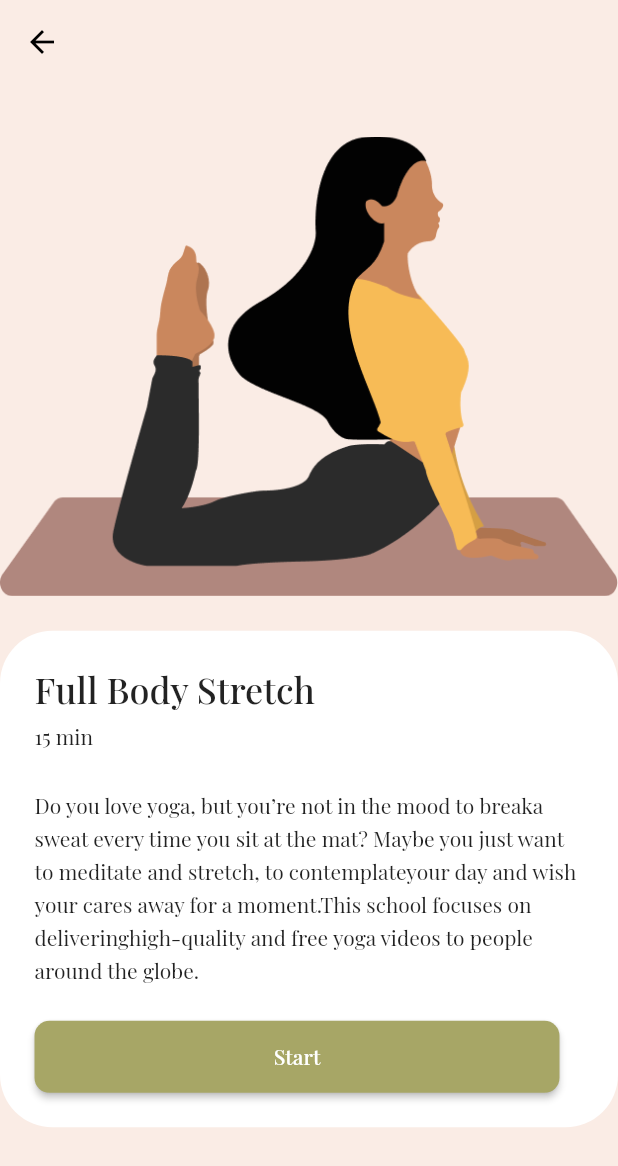
After one commit to eminowam/yoga_app_flutter, a Flutter app: the screen it shows after launch, after a tap on "Yoga Pilates", on a phone screen of 412 x 824 dp. The commit adds this screen. Shown: the top 1166 px of the screen. Run offline on Flutter 3.47's test engine with Material 2 defaults, Android fonts, the light colour scheme and no system bars.

Commit message:
Cards and texts

```diff
--- /dev/null
+++ b/lib/screen/details/detail_page.dart
@@ -0,0 +1,28 @@
+import 'package:flutter/material.dart';
+import 'package:yoga_ui/color/color.dart';
+import 'package:yoga_ui/widget/details/detail_widget.dart';
+
+class DetailsScreen extends StatelessWidget {
+  const DetailsScreen({super.key});
+
+  @override
+  Widget build(BuildContext context) {
+    return Scaffold(
+      appBar:AppBar(
+        iconTheme: const IconThemeData(color: Colors.black),
+        backgroundColor: AppColor.mainScreenColor,
+        elevation: 0,
+      ),
+      backgroundColor: AppColor.mainScreenColor,
+      body: SingleChildScrollView(
+        scrollDirection: Axis.vertical,
+        child: Column(
+          children: [
+            DetailsYoga(),
+            SizedBox()
+          ],
+        ),
+      ),
+    );
+  }
+}
--- a/lib/screen/main/main_page.dart
+++ b/lib/screen/main/main_page.dart
@@ -21,7 +21,7 @@ class HomePage extends StatelessWidget {
             children: [
               TextSearch(),
               SizedBox(height: 32,),
-              CategoriesRow(),
+              CategoriesState(),
               SizedBox(height: 20,),
               YogaCards()
             ],
--- /dev/null
+++ b/lib/widget/details/detail_widget.dart
@@ -0,0 +1,70 @@
+import 'package:flutter/material.dart';
+import 'package:yoga_ui/color/color.dart';
+
+class DetailsYoga extends StatelessWidget {
+  const DetailsYoga({super.key});
+
+  @override
+  Widget build(BuildContext context) {
+    return Padding(
+      padding: const EdgeInsets.only(top: 35),
+      child: Container(
+        child: Column(
+          children: [
+            Image(image: AssetImage('assets/big_yoga.png')),
+            Padding(
+              padding: const EdgeInsets.only(top: 23,bottom: 20),
+              child: Container(
+                decoration: BoxDecoration(
+                  color: Colors.white,
+                  borderRadius: BorderRadius.circular(35)
+                ),
+                alignment: Alignment.topLeft,
+                child: Padding(
+                  padding: const EdgeInsets.only(top: 23,right: 23,left: 23,bottom: 23),
+                  child: Column(
+
+                    crossAxisAlignment: CrossAxisAlignment.start,
+                    children: [
+                      Text("Full Body Stretch",style: TextStyle(
+                        fontWeight: FontWeight.w500,fontSize: 24
+                      ),),
+                      SizedBox(height: 6,),
+                      Text("15 min",
+                      style: TextStyle(
+                        fontSize: 14,
+                        fontWeight: FontWeight.w400
+                      ),),
+                      SizedBox(height: 24,),
+                      Text("Do you love yoga, but you’re not in the mood to break"
+                        "a sweat every time you sit at the mat? Maybe you "
+                        "just want to meditate and stretch, to contemplate"
+                        "your day and wish your cares away for a moment."
+                        "This school focuses on deliveringhigh-quality "
+                        "and free yoga videos to people around the globe.",
+                      style: TextStyle(fontSize: 14,fontWeight: FontWeight.w400,
+                      height: 1.55),),
+                      SizedBox(height: 24,),
+                      SizedBox(
+                          width: 350, // <-- Your width
+                          height: 48,
+                          child: ElevatedButton(
+                              style: ElevatedButton.styleFrom(
+                                  shape: RoundedRectangleBorder(
+                                      borderRadius: BorderRadius.circular(10)
+                                  ),
+                                  backgroundColor:
+                                  AppColor.categoriesButtonColor),
+                              onPressed: () {},
+                              child: Text("Start"))),
+                    ],
+                  ),
+                ),
+              ),
+            )
+          ],
+        ),
+      ),
+    );
+  }
+}
--- a/lib/widget/main/card.dart
+++ b/lib/widget/main/card.dart
@@ -1,4 +1,6 @@
+import 'package:flutter/cupertino.dart';
 import 'package:flutter/material.dart';
+import 'package:yoga_ui/screen/details/detail_page.dart';
 
 class YogaCards extends StatelessWidget {
   const YogaCards({super.key});
@@ -19,6 +21,10 @@ class YogaCards extends StatelessWidget {
     Container(
       width: 400,
       height: 100,
+      child: GestureDetector(
+        onTap: () =>
+        Navigator.push(context, CupertinoPageRoute(builder: (_) => DetailsScreen())
+        ),
         child: Card(
           clipBehavior: Clip.antiAliasWithSaveLayer,
           shape: RoundedRectangleBorder(
@@ -41,6 +47,7 @@ class YogaCards extends StatelessWidget {
         ),
         ),
             ],
+          ),
         ),
       ),
     ),
--- a/lib/widget/main/categories.dart
+++ b/lib/widget/main/categories.dart
@@ -1,4 +1,5 @@
 
+import 'package:flutter/cupertino.dart';
 import 'package:flutter/cupertino.dart';
 import 'package:flutter/material.dart';
 import '../../color/color.dart';
@@ -8,8 +9,15 @@ class ButtonModel{
 
   ButtonModel(this.text);
 }
-class CategoriesRow extends StatelessWidget {
-  CategoriesRow({super.key});
+class CategoriesState extends StatefulWidget {
+  CategoriesState({super.key});
+
+  @override
+  State<CategoriesState> createState() => _CategoriesStateState();
+}
+
+class _CategoriesStateState extends State<CategoriesState> {
+  Color buttonColor=AppColor.categoriesButtonColor;
 
   var button = ButtonModel("test");
 
@@ -62,7 +70,6 @@ class _Categories extends StatelessWidget {
                       borderRadius: BorderRadius.circular(10)),
                   backgroundColor: Colors.white),
               onPressed: () {
-
               },
               child: Text(text,
                 style: TextStyle(
```
Also changed, not shown: assets/big_yoga.png (added), lib/screen/details/detail.dart (deleted). Lines whose indentation alone changed are shown as unchanged.
